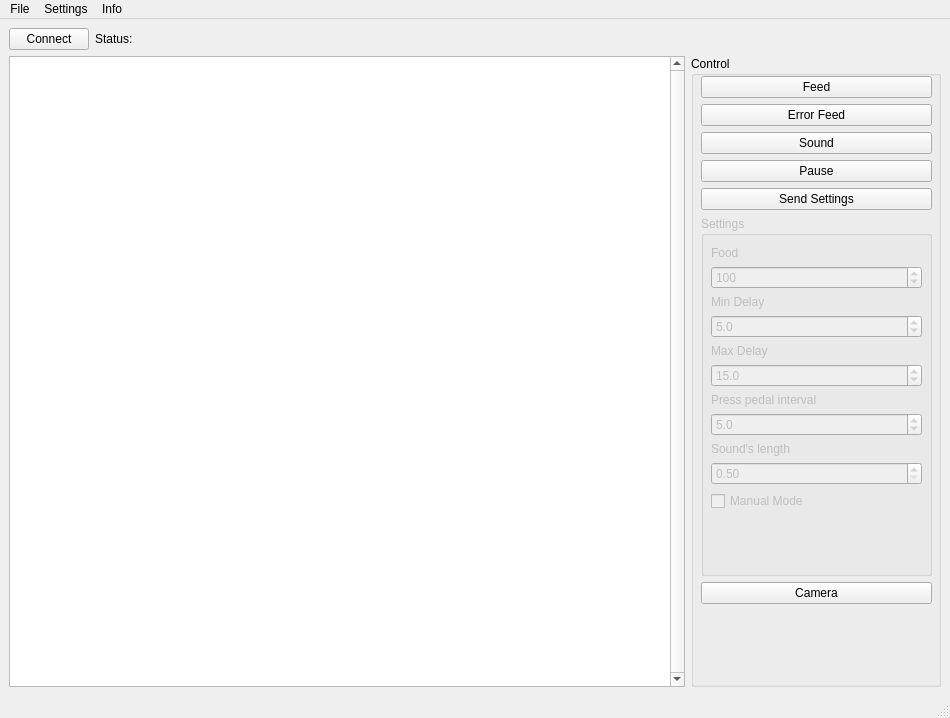
ByxoiPetrovi4/RabbitExperimentGUI, file mainwindow.ui: the form before one commit.
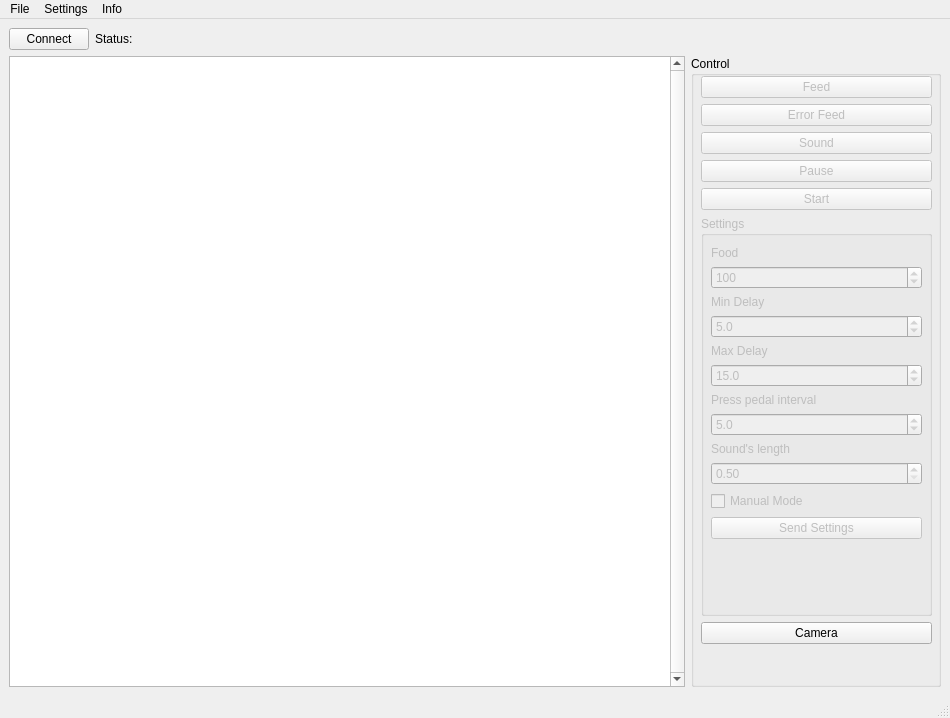
The form after the commit.

```diff
--- a/mainwindow.ui
+++ b/mainwindow.ui
@@ -119,6 +119,9 @@
            <layout class="QVBoxLayout" name="verticalLayout">
             <item>
              <widget class="QPushButton" name="feedButton">
+              <property name="enabled">
+               <bool>false</bool>
+              </property>
               <property name="text">
                <string>Feed</string>
               </property>
@@ -126,6 +129,9 @@
             </item>
             <item>
              <widget class="QPushButton" name="feedErrorButton">
+              <property name="enabled">
+               <bool>false</bool>
+              </property>
               <property name="text">
                <string>Error Feed</string>
               </property>
@@ -133,6 +139,9 @@
             </item>
             <item>
              <widget class="QPushButton" name="soundButton">
+              <property name="enabled">
+               <bool>false</bool>
+              </property>
               <property name="text">
                <string>Sound</string>
               </property>
@@ -140,6 +149,9 @@
             </item>
             <item>
              <widget class="QPushButton" name="pauseButton">
+              <property name="enabled">
+               <bool>false</bool>
+              </property>
               <property name="text">
                <string>Pause</string>
               </property>
@@ -147,8 +159,11 @@
             </item>
             <item>
              <widget class="QPushButton" name="startButton">
+              <property name="enabled">
+               <bool>false</bool>
+              </property>
               <property name="text">
-               <string>Send Settings</string>
+               <string>Start</string>
               </property>
              </widget>
             </item>
@@ -166,7 +181,7 @@
               <property name="minimumSize">
                <size>
                 <width>0</width>
-                <height>360</height>
+                <height>400</height>
                </size>
               </property>
               <property name="maximumSize">
@@ -184,7 +199,7 @@
                  <x>10</x>
                  <y>30</y>
                  <width>211</width>
-                 <height>321</height>
+                 <height>361</height>
                 </rect>
                </property>
                <layout class="QVBoxLayout" name="verticalLayout_2">
@@ -289,6 +304,13 @@
                   </property>
                  </widget>
                 </item>
+                <item>
+                 <widget class="QPushButton" name="settingsButton">
+                  <property name="text">
+                   <string>Send Settings</string>
+                  </property>
+                 </widget>
+                </item>
                 <item>
                  <spacer name="verticalSpacer">
                   <property name="orientation">
```
Left out of the diff: 4 changed lines with no effect on the pictures.
